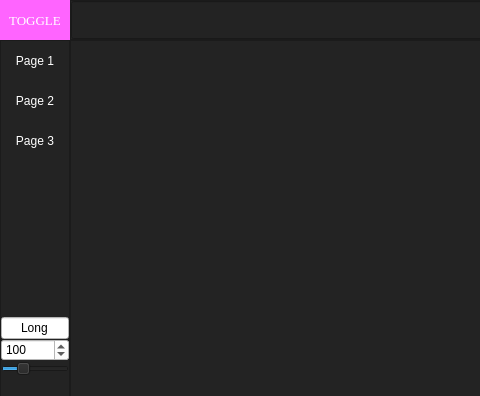
Qt form Diplom/toggle_menu/toggle_menu.ui (MatienkoAndrew/ML_2021) before a commit; both pictures show x 0 to 480 and y 0 to 396 of the 1000 by 500 pixel window.
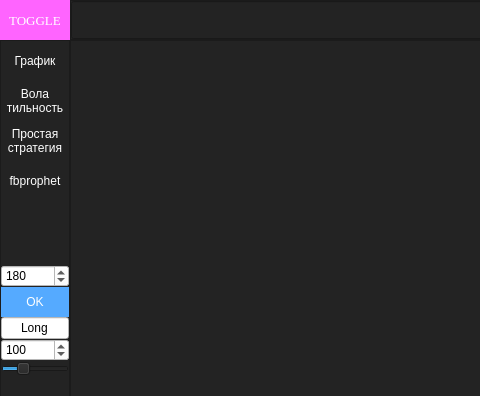
The same form after that commit.

Patch:
```diff
--- a/Diplom/toggle_menu/toggle_menu.ui
+++ b/Diplom/toggle_menu/toggle_menu.ui
@@ -426,7 +426,7 @@
 }</string>
                </property>
                <property name="text">
-                <string>Page 1</string>
+                <string>График</string>
                </property>
               </widget>
              </item>
@@ -438,11 +438,16 @@
                  <height>40</height>
                 </size>
                </property>
+               <property name="autoFillBackground">
+                <bool>false</bool>
+               </property>
                <property name="styleSheet">
                 <string notr="true">QPushButton {
 	color: rgb(255, 255, 255);
 	background-color: rgb(35, 35, 35);
 	border: 0px solid;
+	text-overflow: clip;
+	white-space: pre-line
 }
 
 QPushButton:hover {
@@ -450,18 +455,34 @@
 }</string>
                </property>
                <property name="text">
-                <string>Page 2</string>
+                <string>Вола
+тильность</string>
+               </property>
+               <property name="autoDefault">
+                <bool>false</bool>
+               </property>
+               <property name="flat">
+                <bool>false</bool>
                </property>
               </widget>
              </item>
              <item>
               <widget class="QPushButton" name="Btn_page_3">
+               <property name="sizePolicy">
+                <sizepolicy hsizetype="Minimum" vsizetype="Fixed">
+                 <horstretch>0</horstretch>
+                 <verstretch>0</verstretch>
+                </sizepolicy>
+               </property>
                <property name="minimumSize">
                 <size>
                  <width>0</width>
                  <height>40</height>
                 </size>
                </property>
+               <property name="layoutDirection">
+                <enum>Qt::LeftToRight</enum>
+               </property>
                <property name="styleSheet">
                 <string notr="true">QPushButton {
 	color: rgb(255, 255, 255);
@@ -474,13 +495,82 @@
 }</string>
                </property>
                <property name="text">
-                <string>Page 3</string>
+                <string>Простая 
+стратегия</string>
+               </property>
+               <property name="checkable">
+                <bool>false</bool>
+               </property>
+              </widget>
+             </item>
+             <item>
+              <widget class="QPushButton" name="Btn_page_4">
+               <property name="minimumSize">
+                <size>
+                 <width>0</width>
+                 <height>40</height>
+                </size>
+               </property>
+               <property name="styleSheet">
+                <string notr="true">QPushButton {
+	color: rgb(255, 255, 255);
+	background-color: rgb(35, 35, 35);
+	border: 0px solid;
+}
+
+QPushButton:hover {
+	background-color: rgb(85, 170, 255);
+}</string>
+               </property>
+               <property name="text">
+                <string>fbprophet</string>
                </property>
               </widget>
              </item>
             </layout>
            </widget>
           </item>
+          <item>
+           <widget class="QSpinBox" name="spinBox_fbprophet">
+            <property name="styleSheet">
+             <string notr="true">QSpinBox{
+	
+	background-color: rgb(255, 255, 255);
+	font: 10pt &quot;MS Shell Dlg 2&quot;;
+}</string>
+            </property>
+            <property name="maximum">
+             <number>1000</number>
+            </property>
+            <property name="value">
+             <number>180</number>
+            </property>
+           </widget>
+          </item>
+          <item>
+           <widget class="QPushButton" name="button_fb">
+            <property name="minimumSize">
+             <size>
+              <width>0</width>
+              <height>30</height>
+             </size>
+            </property>
+            <property name="styleSheet">
+             <string notr="true">QPushButton {
+	color: rgb(255, 255, 255);
+	background-color:  rgb(85, 170, 255);
+	border: 0px solid;
+}
+
+QPushButton:hover {
+	background-color: rgb(255, 0, 0);
+}</string>
+            </property>
+            <property name="text">
+             <string>OK</string>
+            </property>
+           </widget>
+          </item>
           <item>
            <widget class="QLineEdit" name="lineEdit_long">
             <property name="styleSheet">
```
Left out of the diff: 1 changed line with no effect on the pictures.
